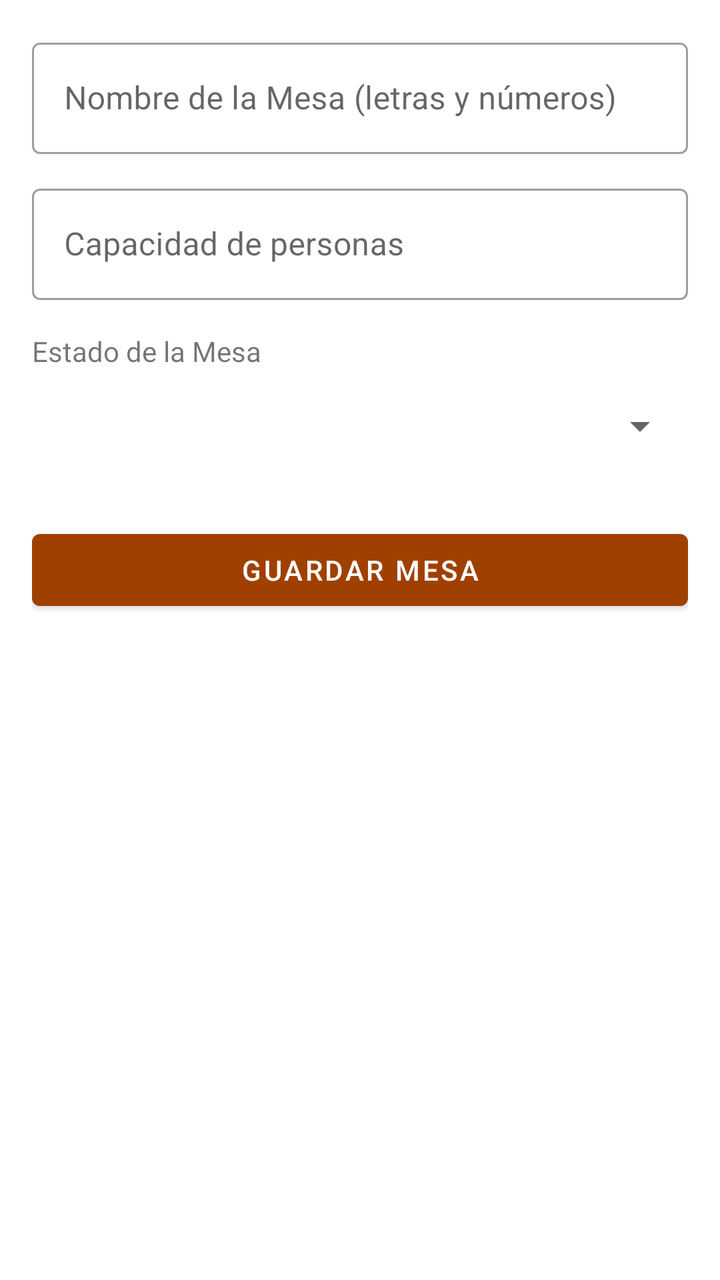
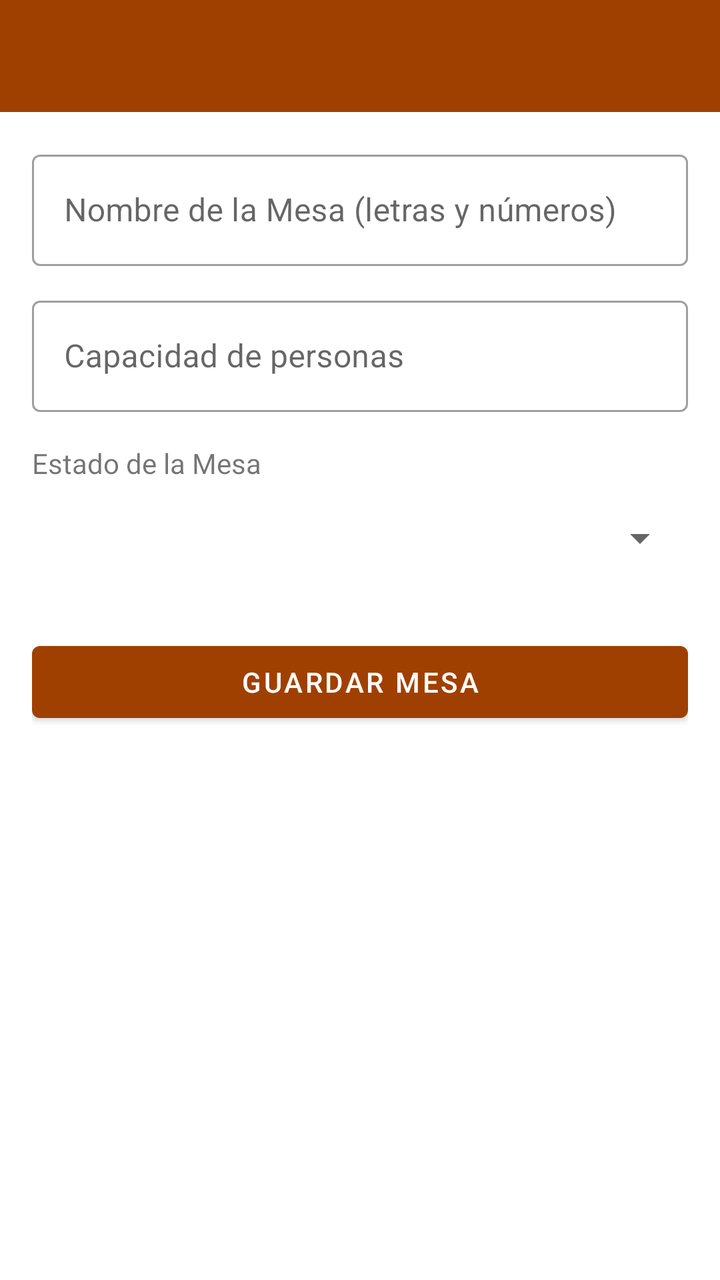

Two renders of the same Android screen: before a commit and after it. Below are the layout's source before the change and the commit's diff.
<!-- AndroidManifest.xml: application theme Theme.Sistema_Restaurante -->
<!-- res/layout/activity_add_edit_table.xml -->
<?xml version="1.0" encoding="utf-8"?>
<LinearLayout xmlns:android="http://schemas.android.com/apk/res/android"
    xmlns:app="http://schemas.android.com/apk/res-auto"
    android:layout_width="match_parent"
    android:layout_height="match_parent"
    android:orientation="vertical"
    android:padding="16dp">

    <com.google.android.material.textfield.TextInputLayout
        android:layout_width="match_parent"
        android:layout_height="wrap_content"
        android:hint="Nombre de la Mesa (letras y números)"
        style="@style/Widget.MaterialComponents.TextInputLayout.OutlinedBox">
        <com.google.android.material.textfield.TextInputEditText
            android:id="@+id/etTableId"
            android:layout_width="match_parent"
            android:layout_height="wrap_content"
            android:inputType="textCapWords" />
    </com.google.android.material.textfield.TextInputLayout>

    <com.google.android.material.textfield.TextInputLayout
        android:layout_width="match_parent"
        android:layout_height="wrap_content"
        android:hint="Capacidad de personas"
        android:layout_marginTop="12dp"
        style="@style/Widget.MaterialComponents.TextInputLayout.OutlinedBox">
        <com.google.android.material.textfield.TextInputEditText
            android:id="@+id/etTableCapacity"
            android:layout_width="match_parent"
            android:layout_height="wrap_content"
            android:inputType="number" />
    </com.google.android.material.textfield.TextInputLayout>

    <TextView
        android:layout_width="wrap_content"
        android:layout_height="wrap_content"
        android:text="Estado de la Mesa"
        android:layout_marginTop="16dp"
        android:textSize="14sp" />

    <Spinner
        android:id="@+id/spTableStatus"
        android:layout_width="match_parent"
        android:layout_height="48dp"
        android:layout_marginTop="4dp" />

    <Button
        android:id="@+id/btnSaveTable"
        android:layout_width="match_parent"
        android:layout_height="wrap_content"
        android:text="Guardar Mesa"
        android:layout_marginTop="24dp"
        style="@style/Widget.MaterialComponents.Button" />

    <Button
        android:id="@+id/btnDeleteTable"
        android:layout_width="match_parent"
        android:layout_height="wrap_content"
        android:text="Eliminar Mesa"
        android:layout_marginTop="8dp"
        android:visibility="gone"
        style="@style/Widget.MaterialComponents.Button.TextButton"
        android:textColor="@android:color/holo_red_dark" />

</LinearLayout>
<!-- resources referenced by this layout -->
<resources>
  <style name="Theme.Sistema_Restaurante" parent="Theme.MaterialComponents.Light.NoActionBar">
          
          <item name="colorPrimary">#A04000</item>
          <item name="colorPrimaryVariant">#7E3200</item>
          <item name="colorOnPrimary">@color/white</item>
          
          <item name="colorSecondary">#FDF8F5</item>
          <item name="colorSecondaryVariant">#F5EBE0</item>
          <item name="colorOnSecondary">@color/black</item>
          
          <item name="android:statusBarColor">#FDF8F5</item>
          <item name="android:windowLightStatusBar">true</item>
          
      </style>
  <color name="white">#FFFFFFFF</color>
  <color name="black">#FF000000</color>
</resources>

<!-- the commit's change to res/layout/activity_add_edit_table.xml (unified diff, before → after) -->
@@ -4,62 +4,76 @@
     android:layout_width="match_parent"
     android:layout_height="match_parent"
     android:orientation="vertical"
-    android:padding="16dp">
+    android:fitsSystemWindows="true">
 
-    <com.google.android.material.textfield.TextInputLayout
+    <androidx.appcompat.widget.Toolbar
+        android:id="@+id/toolbar"
         android:layout_width="match_parent"
-        android:layout_height="wrap_content"
-        android:hint="Nombre de la Mesa (letras y números)"
-        style="@style/Widget.MaterialComponents.TextInputLayout.OutlinedBox">
-        <com.google.android.material.textfield.TextInputEditText
-            android:id="@+id/etTableId"
+        android:layout_height="?attr/actionBarSize"
+        android:background="?attr/colorPrimary"
+        app:titleTextColor="@android:color/white" />
+
+    <LinearLayout
+        android:layout_width="match_parent"
+        android:layout_height="match_parent"
+        android:orientation="vertical"
+        android:padding="16dp">
+
+        <com.google.android.material.textfield.TextInputLayout
             android:layout_width="match_parent"
             android:layout_height="wrap_content"
-            android:inputType="textCapWords" />
-    </com.google.android.material.textfield.TextInputLayout>
+            android:hint="Nombre de la Mesa (letras y números)"
+            style="@style/Widget.MaterialComponents.TextInputLayout.OutlinedBox">
+            <com.google.android.material.textfield.TextInputEditText
+                android:id="@+id/etTableId"
+                android:layout_width="match_parent"
+                android:layout_height="wrap_content"
+                android:inputType="textCapWords" />
+        </com.google.android.material.textfield.TextInputLayout>
 
-    <com.google.android.material.textfield.TextInputLayout
-        android:layout_width="match_parent"
-        android:layout_height="wrap_content"
-        android:hint="Capacidad de personas"
-        android:layout_marginTop="12dp"
-        style="@style/Widget.MaterialComponents.TextInputLayout.OutlinedBox">
-        <com.google.android.material.textfield.TextInputEditText
-            android:id="@+id/etTableCapacity"
+        <com.google.android.material.textfield.TextInputLayout
             android:layout_width="match_parent"
             android:layout_height="wrap_content"
-            android:inputType="number" />
-    </com.google.android.material.textfield.TextInputLayout>
+            android:hint="Capacidad de personas"
+            android:layout_marginTop="12dp"
+            style="@style/Widget.MaterialComponents.TextInputLayout.OutlinedBox">
+            <com.google.android.material.textfield.TextInputEditText
+                android:id="@+id/etTableCapacity"
+                android:layout_width="match_parent"
+                android:layout_height="wrap_content"
+                android:inputType="number" />
+        </com.google.android.material.textfield.TextInputLayout>
 
-    <TextView
-        android:layout_width="wrap_content"
-        android:layout_height="wrap_content"
-        android:text="Estado de la Mesa"
-        android:layout_marginTop="16dp"
-        android:textSize="14sp" />
+        <TextView
+            android:layout_width="wrap_content"
+            android:layout_height="wrap_content"
+            android:text="Estado de la Mesa"
+            android:layout_marginTop="16dp"
+            android:textSize="14sp" />
 
-    <Spinner
-        android:id="@+id/spTableStatus"
-        android:layout_width="match_parent"
-        android:layout_height="48dp"
-        android:layout_marginTop="4dp" />
+        <Spinner
+            android:id="@+id/spTableStatus"
+            android:layout_width="match_parent"
+            android:layout_height="48dp"
+            android:layout_marginTop="4dp" />
 
-    <Button
-        android:id="@+id/btnSaveTable"
-        android:layout_width="match_parent"
-        android:layout_height="wrap_content"
-        android:text="Guardar Mesa"
-        android:layout_marginTop="24dp"
-        style="@style/Widget.MaterialComponents.Button" />
+        <Button
+            android:id="@+id/btnSaveTable"
+            android:layout_width="match_parent"
+            android:layout_height="wrap_content"
+            android:text="Guardar Mesa"
+            android:layout_marginTop="24dp"
+            style="@style/Widget.MaterialComponents.Button" />
 
-    <Button
-        android:id="@+id/btnDeleteTable"
-        android:layout_width="match_parent"
-        android:layout_height="wrap_content"
-        android:text="Eliminar Mesa"
-        android:layout_marginTop="8dp"
-        android:visibility="gone"
-        style="@style/Widget.MaterialComponents.Button.TextButton"
-        android:textColor="@android:color/holo_red_dark" />
+        <Button
+            android:id="@+id/btnDeleteTable"
+            android:layout_width="match_parent"
+            android:layout_height="wrap_content"
+            android:text="Eliminar Mesa"
+            android:layout_marginTop="8dp"
+            android:visibility="gone"
+            style="@style/Widget.MaterialComponents.Button.TextButton"
+            android:textColor="@android:color/holo_red_dark" />
 
+    </LinearLayout>
 </LinearLayout>
